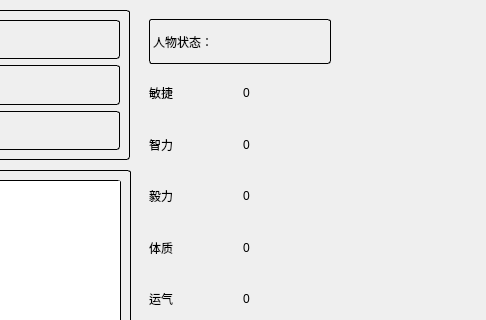
Old version of the form ui/gameWindow.ui in the repository HizanLi/100day; both pictures show x 840 to 1326 and y 0 to 320 of the 1326 by 855 pixel window.
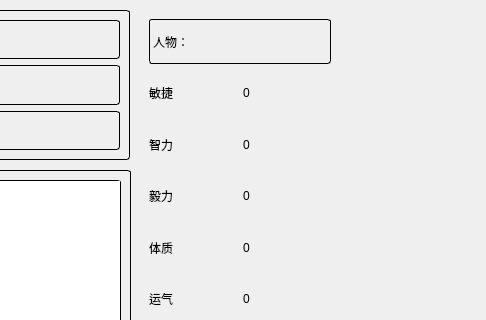
New version of the form.

Patch:
```diff
--- a/ui/gameWindow.ui
+++ b/ui/gameWindow.ui
@@ -174,7 +174,7 @@
 border-radius: 3;</string>
        </property>
        <property name="text">
-        <string>人物状态：</string>
+        <string>人物：</string>
        </property>
       </widget>
      </item>
```
